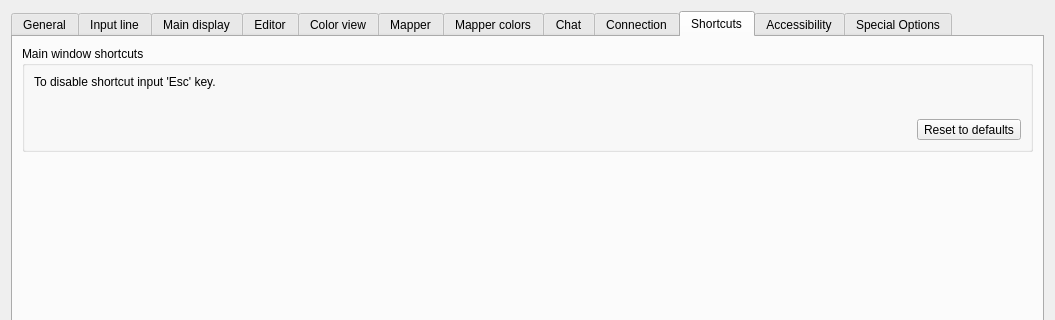
Before: the Qt Designer form src/ui/profile_preferences.ui in Mudlet/Mudlet, drawn with Qt 5; both pictures show x 0 to 1055 and y 0 to 320 of the 1055 by 876 pixel window.
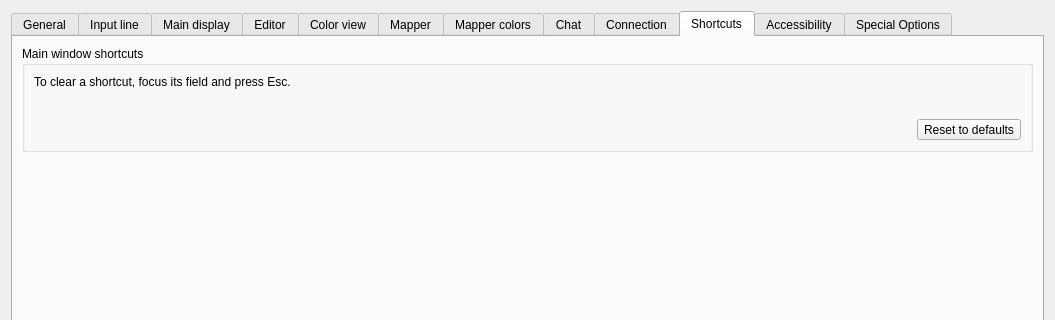
After: the same form once the commit is applied. The open tabs and pages were chosen to show the change. Icons and pictures are not drawn. Custom widgets are drawn as their Qt base class.

Commit message: Fix(a11y): make Shortcuts preferences tab screen-reader friendly

```diff
--- a/src/ui/profile_preferences.ui
+++ b/src/ui/profile_preferences.ui
@@ -4317,7 +4317,7 @@
           <item>
            <widget class="QLabel" name="label_shortcutsInstructions">
             <property name="text">
-             <string>To disable shortcut input 'Esc' key.</string>
+             <string>To clear a shortcut, focus its field and press Esc.</string>
             </property>
             <property name="alignment">
              <set>Qt::AlignmentFlag::AlignLeading|Qt::AlignmentFlag::AlignLeft|Qt::AlignmentFlag::AlignTop</set>
```
Left out of the diff: 3 changed lines with no effect on the pictures. The commit also changes 1 other file.
